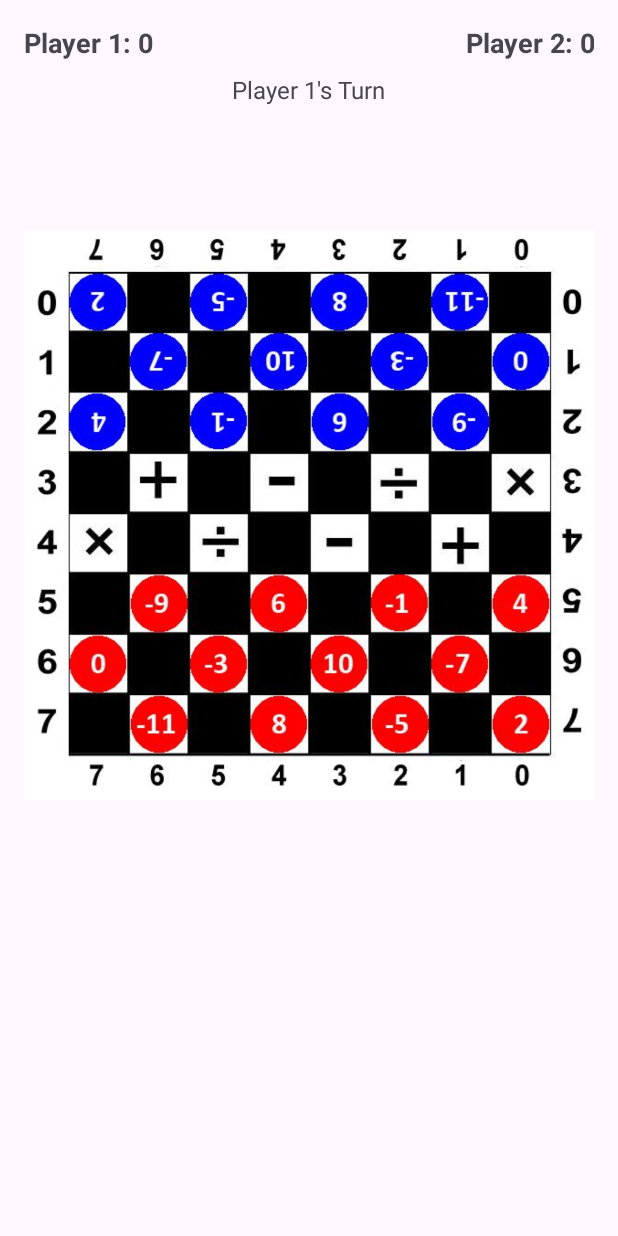
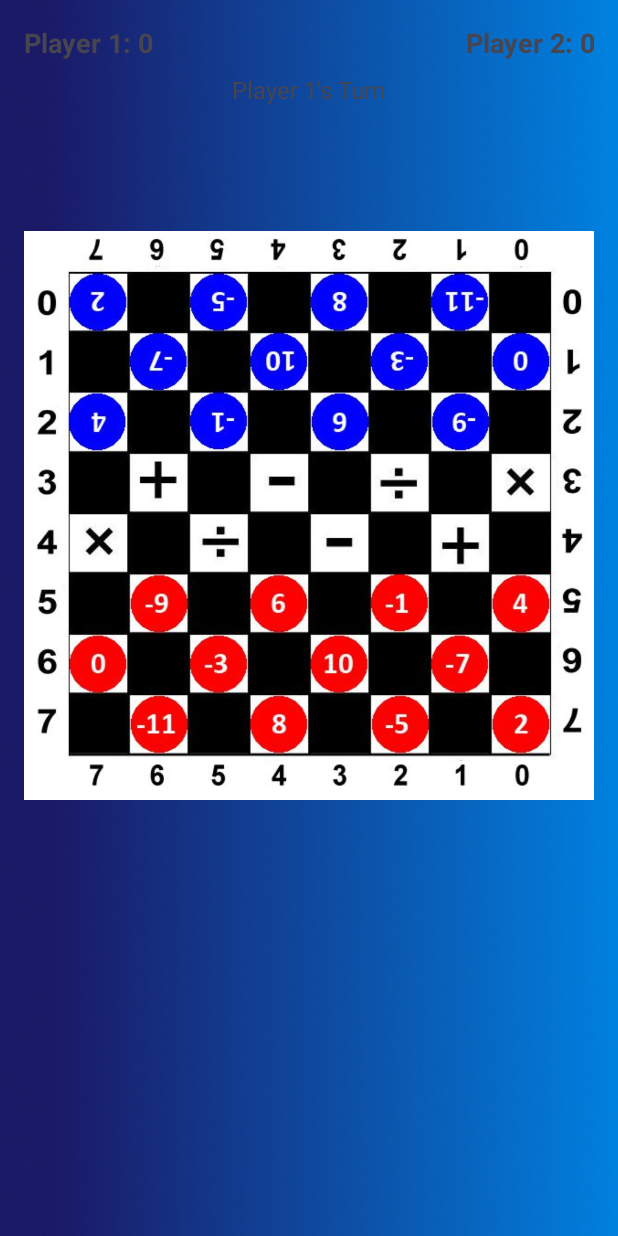
Before and after one commit to beelittlehoney/Damath_Application, an Android app: the MainActivity screen opened directly, with no data from a screen before it, on a phone screen of 412 x 824 dp. Run offline under Robolectric (Android 15) with nearby library versions, the phone set to English and light mode, and no system bars.

Commit message:
Changed Background for activity_main.xml

```diff
--- a/app/src/main/res/layout/activity_main.xml
+++ b/app/src/main/res/layout/activity_main.xml
@@ -4,7 +4,8 @@
     android:orientation="vertical"
     android:layout_width="match_parent"
     android:layout_height="match_parent"
-    android:padding="16dp">
+    android:padding="16dp"
+    android:background="@drawable/background_img">
 
     <!-- Score Display -->
     <LinearLayout
```
